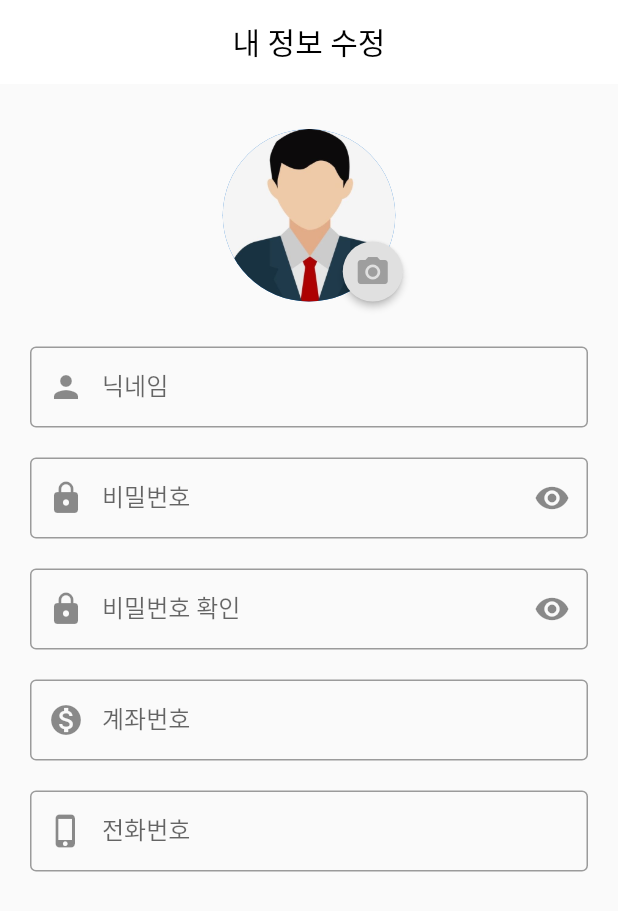
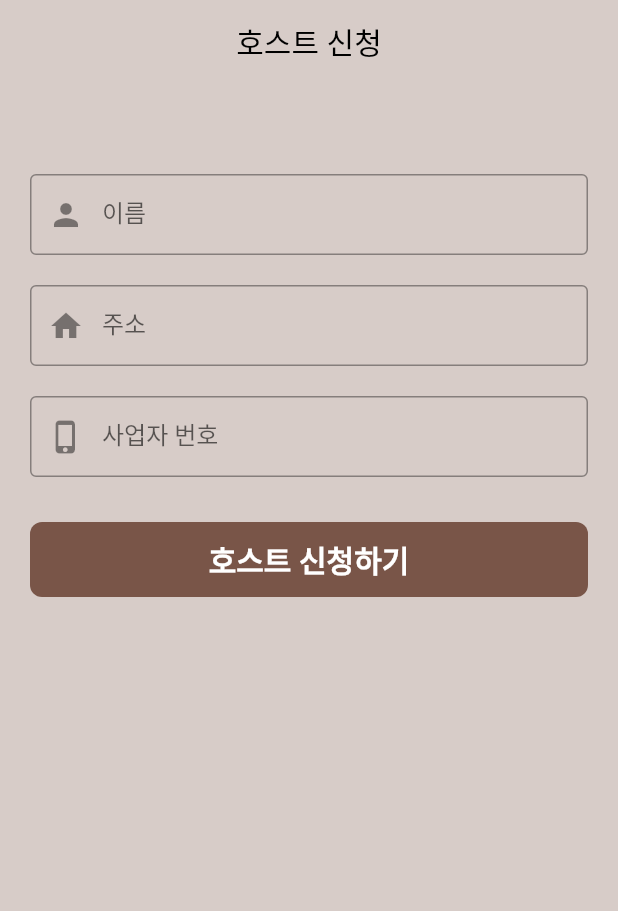
Before and after one commit to clean17/Village-Front-Project, a Flutter app: the screen it shows after launch, on a phone screen of 412 x 824 dp. Shown: the top 911 px of the screen. Run offline on Flutter 3.47's test engine with Material 2 defaults, Android fonts, the phone set to English and light mode, and no system bars; our stand-ins replace dio, flutter_riverpod, flutter_secure_storage, font_awesome_flutter, geolocator, google_maps_flutter and 3 more; missing offline and left inert: remedi_kopo.

Commit message:
my_host_apply_page화면구현

```diff
--- a/lib/main.dart
+++ b/lib/main.dart
@@ -48,6 +48,7 @@ import 'package:village/view/pages/common/login_page.dart';
 import 'package:village/view/pages/common/oauth_page.dart';
 import 'package:village/view/pages/common/splash_page.dart';
 import 'package:village/view/pages/main/main_page.dart';
+import 'package:village/view/pages/user/my_host_apply_page.dart';
 import 'package:village/view/pages/user/my_info_update_page.dart';
 import 'package:village/view/pages/user/my_page.dart';
 import 'package:village/view/pages/user/my_reservation_page.dart';
@@ -74,7 +75,7 @@ class MyApp extends StatelessWidget {
           // primaryColor: Colors.white,
           ),
       debugShowCheckedModeBanner: false, // 화면에 디버그 제거
-      home: MyInfoUpdatePage(), // 클래스 분리
+      home: MyHostApplyPage(), // 클래스 분리
     );
   }
 }
--- /dev/null
+++ b/lib/view/pages/user/my_host_apply_page.dart
@@ -0,0 +1,127 @@
+import 'package:flutter/material.dart';
+import 'package:village/core/color.dart';
+
+class MyHostApplyPage extends StatelessWidget {
+  final _formfield = GlobalKey<FormState>();
+  final hostNameController = TextEditingController();
+  final addressController = TextEditingController();
+  final businessNumController = TextEditingController();
+
+  bool passwordToggle = true;
+
+  MyHostApplyPage({Key? key}) : super(key: key);
+
+  @override
+  Widget build(BuildContext context) {
+    return GestureDetector(
+      onTap: () => FocusScope.of(context).unfocus(),
+      child: Scaffold(
+        backgroundColor: Colors.brown.shade100,
+        appBar: AppBar(
+          elevation: 0,
+          backgroundColor: Colors.transparent,
+          iconTheme: IconThemeData(color: Colors.black),
+          title: Text(
+            "호스트 신청",
+            style: TextStyle(color: Colors.black),
+          ),
+          centerTitle: true,
+        ),
+        body: SingleChildScrollView(
+          child: Container(
+            padding: const EdgeInsets.symmetric(horizontal: 20, vertical: 30),
+            child: Column(
+              crossAxisAlignment: CrossAxisAlignment.center,
+              children: [
+                SizedBox(height: 30),
+                ApplyForm(context),
+              ],
+            ),
+          ),
+        ),
+      ),
+    );
+  }
+
+
+  Widget ApplyForm(BuildContext context) {
+    return Form(
+      key: _formfield,
+      child: Column(
+        crossAxisAlignment: CrossAxisAlignment.start,
+        children: [
+          TextFormField(
+              controller: hostNameController,
+              decoration: InputDecoration(
+                  contentPadding: EdgeInsets.symmetric(vertical: 15),
+                  labelText: "이름",
+                  border: OutlineInputBorder(),
+                  prefixIcon: Icon(Icons.person),
+                  hintText: "이름을 입력해주세요."),
+              validator: (value) {
+                if (value!.isEmpty) {
+                  return "이름을 입력해주세요.";
+                } else if (hostNameController.text.length < 2) {
+                  return "이름은 2자 이상입니다.";
+                }
+              }),
+          SizedBox(height: 20),
+          TextFormField(
+              controller: addressController,
+              decoration: InputDecoration(
+                  contentPadding: EdgeInsets.symmetric(vertical: 15),
+                  labelText: "주소",
+                  border: OutlineInputBorder(),
+                  prefixIcon: Icon(Icons.home),
+                  hintText: "주소 입력해주세요."),
+              validator: (value) {
+                if (value!.isEmpty) {
+                  return "주소를 입력해주세요.";
+                }
+              }),
+          SizedBox(height: 20),
+          TextFormField(
+              keyboardType: TextInputType.number,
+              controller: businessNumController,
+              decoration: InputDecoration(
+                contentPadding: EdgeInsets.symmetric(vertical: 15),
+                labelText: "사업자 번호",
+                border: OutlineInputBorder(),
+                hintText: "사업자번호를 입력해주세요",
+                prefixIcon: Icon(Icons.phone_iphone),
+              ),
+              validator: (value) {
+                if (value!.isEmpty) {
+                  return "사업자 번호를 입력해주세요.";
+                } else if (businessNumController.text.length == 10) {
+                  return "사업자 번호는 10자리여야합니다.";
+                }
+              }),
+          SizedBox(height: 30),
+          InkWell(
+            onTap: () async {
+              if (_formfield.currentState!.validate()) {
+                print("호스트 신청 성공");
+                // Navigator.pop(context, MaterialPageRoute(builder: (context) => LoginPage(),));
+              }
+            },
+            child: Container(
+              height: 50,
+              decoration: BoxDecoration(
+                  color: Colors.brown.shade500, borderRadius: BorderRadius.circular(8)),
+              child: Center(
+                child: Text(
+                  "호스트 신청하기",
+                  style: TextStyle(
+                      color: Colors.white,
+                      fontSize: 20,
+                      fontWeight: FontWeight.bold),
+                ),
+              ),
+            ),
+          ),
+        ],
+      ),
+    );
+  }
+}
```
Also changed, not shown: pubspec.lock.
